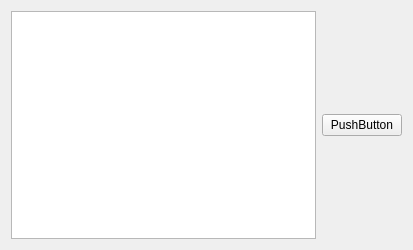
Qt form NoteKeeperWithGUI/NoteKeeperWithGUI.ui (AHB99/note-keeper-with-gui) before a commit.
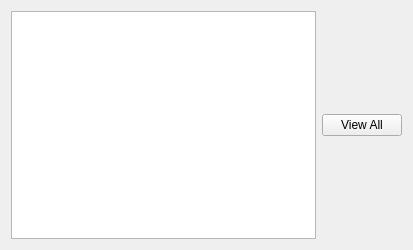
The same form after that commit.

Commit message: Changed interaction between window and main note pool

What changed in the file:
```diff
--- a/NoteKeeperWithGUI/NoteKeeperWithGUI.ui
+++ b/NoteKeeperWithGUI/NoteKeeperWithGUI.ui
@@ -22,7 +22,7 @@
      <item>
       <widget class="QPushButton" name="testButton">
        <property name="text">
-        <string>PushButton</string>
+        <string>View All</string>
        </property>
       </widget>
      </item>
```
Left out of the diff: 2 changed lines with no effect on the pictures. The commit also changes 4 other files.
